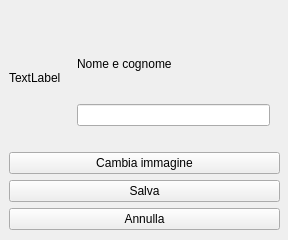
Above: Client/infowidgetedit.ui from emanuelemanciuria96/CollaborativePad_ClientServerSystem before the change. Below: the same form after it.
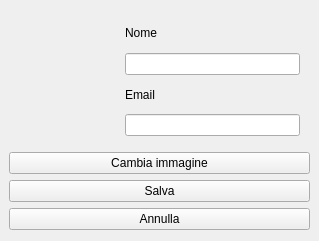
That is the form after the change.

```diff
--- a/Client/infowidgetedit.ui
+++ b/Client/infowidgetedit.ui
@@ -6,8 +6,8 @@
    <rect>
     <x>0</x>
     <y>0</y>
-    <width>288</width>
-    <height>240</height>
+    <width>319</width>
+    <height>241</height>
    </rect>
   </property>
   <property name="windowTitle">
@@ -18,7 +18,7 @@
     <rect>
      <x>9</x>
      <y>9</y>
-     <width>271</width>
+     <width>301</width>
      <height>221</height>
     </rect>
    </property>
@@ -27,8 +27,20 @@
      <layout class="QHBoxLayout" name="horizontalLayout">
       <item>
        <widget class="QLabel" name="immagine">
+        <property name="minimumSize">
+         <size>
+          <width>100</width>
+          <height>100</height>
+         </size>
+        </property>
+        <property name="maximumSize">
+         <size>
+          <width>100</width>
+          <height>100</height>
+         </size>
+        </property>
         <property name="text">
-         <string>TextLabel</string>
+         <string/>
         </property>
        </widget>
       </item>
@@ -38,23 +50,40 @@
          <number>10</number>
         </property>
         <property name="topMargin">
-         <number>20</number>
+         <number>10</number>
         </property>
         <property name="rightMargin">
          <number>10</number>
         </property>
         <property name="bottomMargin">
-         <number>20</number>
+         <number>10</number>
         </property>
         <item>
          <widget class="QLabel" name="nome">
           <property name="text">
-           <string>Nome e cognome</string>
+           <string>Nome</string>
           </property>
          </widget>
         </item>
         <item>
-         <widget class="QLineEdit" name="editname"/>
+         <widget class="QLineEdit" name="editname">
+          <property name="sizePolicy">
+           <sizepolicy hsizetype="Expanding" vsizetype="Fixed">
+            <horstretch>0</horstretch>
+            <verstretch>0</verstretch>
+           </sizepolicy>
+          </property>
+         </widget>
+        </item>
+        <item>
+         <widget class="QLabel" name="email">
+          <property name="text">
+           <string>Email</string>
+          </property>
+         </widget>
+        </item>
+        <item>
+         <widget class="QLineEdit" name="editemail"/>
         </item>
        </layout>
       </item>
```
